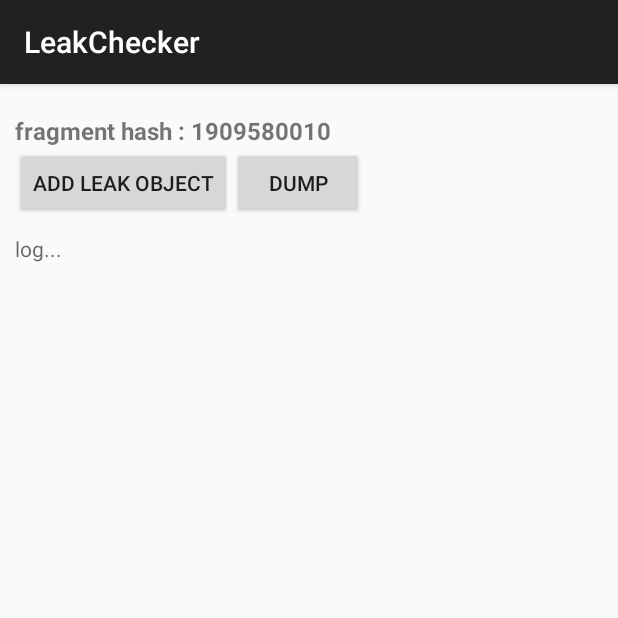
After one commit to sys1yagi/leak-checker, an Android app: the fragment LeakedFragment placed in its activity, on a phone screen of 412 x 824 dp, the top half of it. The commit adds this screen. Run offline under Robolectric (Android 15) with nearby library versions, the phone set to English and light mode, and no system bars.

Commit message:
Update develop app.

```diff
--- a/build.gradle
+++ b/build.gradle
@@ -5,7 +5,7 @@ buildscript {
         mavenCentral()
     }
     dependencies {
-        classpath 'com.android.tools.build:gradle:0.8.+'
+        classpath 'com.android.tools.build:gradle:0.9.+'
     }
 }
 
--- /dev/null
+++ b/develop/src/main/java/com/sys1yagi/android/leakchecker/develop/fragments/LeakedFragment.java
@@ -0,0 +1,77 @@
+package com.sys1yagi.android.leakchecker.develop.fragments;
+
+
+import android.graphics.Bitmap;
+import android.graphics.BitmapFactory;
+import android.os.Bundle;
+import android.support.v4.app.Fragment;
+import android.text.method.ScrollingMovementMethod;
+import android.view.LayoutInflater;
+import android.view.View;
+import android.view.ViewGroup;
+import android.widget.TextView;
+
+import com.sys1yagi.android.leakchecker.LeakChecker;
+import com.sys1yagi.android.leakchecker.develop.R;
+import com.sys1yagi.android.leakchecker.develop.views.TextViewAppendLogger;
+
+import java.util.ArrayList;
+import java.util.List;
+
+public class LeakedFragment extends Fragment {
+
+    private final static List<Bitmap> leakObjectList = new ArrayList<Bitmap>();
+
+    public static LeakedFragment newInstance() {
+        LeakedFragment fragment = new LeakedFragment();
+
+        return fragment;
+    }
+
+    public LeakedFragment() {
+
+    }
+
+    @Override
+    public void onCreate(Bundle savedInstanceState) {
+        super.onCreate(savedInstanceState);
+    }
+
+    @Override
+    public View onCreateView(LayoutInflater inflater, ViewGroup container,
+            Bundle savedInstanceState) {
+        return inflater.inflate(R.layout.fragment_leak_check, container, false);
+    }
+
+    @Override
+    public void onActivityCreated(Bundle savedInstanceState) {
+        super.onActivityCreated(savedInstanceState);
+        View root = getView();
+
+        TextView fragmentHash = (TextView) root.findViewById(R.id.fragment_hash_text);
+        fragmentHash.setText("fragment hash : " + this.hashCode());
+
+        TextView logText = (TextView) root.findViewById(R.id.log_text);
+        TextViewAppendLogger appendLogger =
+                new TextViewAppendLogger(logText);
+        LeakChecker.setLogger(appendLogger);
+        logText.setMovementMethod(ScrollingMovementMethod.getInstance());
+
+        root.findViewById(R.id.add_button).setOnClickListener(new View.OnClickListener() {
+            @Override
+            public void onClick(View v) {
+                Bitmap bitmap = BitmapFactory
+                        .decodeResource(getResources(), R.drawable.ic_launcher);
+                LeakChecker.addLeakChecker(bitmap);
+                leakObjectList.add(bitmap);
+            }
+        });
+
+        root.findViewById(R.id.dump_button).setOnClickListener(new View.OnClickListener() {
+            @Override
+            public void onClick(View v) {
+                LeakChecker.dump();
+            }
+        });
+    }
+}
--- a/develop/src/main/java/com/sys1yagi/android/leakchecker/develop/fragments/MemoryUsageFragment.java
+++ b/develop/src/main/java/com/sys1yagi/android/leakchecker/develop/fragments/MemoryUsageFragment.java
@@ -2,7 +2,7 @@ package com.sys1yagi.android.leakchecker.develop.fragments;
 
 import com.sys1yagi.android.leakchecker.MemoryUsage;
 import com.sys1yagi.android.leakchecker.develop.R;
-import com.sys1yagi.android.leakchecker.develop.views.TextViewLogger;
+import com.sys1yagi.android.leakchecker.develop.views.TextViewMonitorLogger;
 
 import android.graphics.Bitmap;
 import android.graphics.BitmapFactory;
@@ -74,7 +74,7 @@ public class MemoryUsageFragment extends Fragment {
             }
         });
 
-        TextViewLogger logger = new TextViewLogger(
+        TextViewMonitorLogger logger = new TextViewMonitorLogger(
                 (TextView) getView().findViewById(R.id.usage_text));
         MemoryUsage.setLogger(logger);
 
--- a/develop/src/main/java/com/sys1yagi/android/leakchecker/develop/fragments/MenuListFragment.java
+++ b/develop/src/main/java/com/sys1yagi/android/leakchecker/develop/fragments/MenuListFragment.java
@@ -27,7 +27,8 @@ public class MenuListFragment extends ListFragment {
 
         ArrayAdapter<String> adapter = new ArrayAdapter<String>(getActivity(),
                 android.R.layout.simple_list_item_1, android.R.id.text1);
-        adapter.add("Leak Check");
+        adapter.add("Leak Check : Leaked");
+        adapter.add("Leak Check : Not Leaked");
         adapter.add("Memory Usage");
 
         setListAdapter(adapter);
--- /dev/null
+++ b/develop/src/main/java/com/sys1yagi/android/leakchecker/develop/views/TextViewAppendLogger.java
@@ -0,0 +1,20 @@
+package com.sys1yagi.android.leakchecker.develop.views;
+
+import com.sys1yagi.android.leakchecker.ILogger;
+
+import android.widget.TextView;
+
+public class TextViewAppendLogger implements ILogger {
+
+    private TextView target;
+
+    public TextViewAppendLogger(TextView target) {
+        this.target = target;
+    }
+
+    @Override
+    public void print(String tag, String message) {
+        target.append(message);
+        target.append("\n");
+    }
+}
--- a/develop/src/main/java/com/sys1yagi/android/leakchecker/develop/views/TextViewLogger.java
+++ b/develop/src/main/java/com/sys1yagi/android/leakchecker/develop/views/TextViewMonitorLogger.java
@@ -4,11 +4,11 @@ import com.sys1yagi.android.leakchecker.ILogger;
 
 import android.widget.TextView;
 
-public class TextViewLogger implements ILogger {
+public class TextViewMonitorLogger implements ILogger {
 
     private TextView target;
 
-    public TextViewLogger(TextView target) {
+    public TextViewMonitorLogger(TextView target) {
         this.target = target;
     }
 
--- /dev/null
+++ b/develop/src/main/res/layout/fragment_leak_check.xml
@@ -0,0 +1,45 @@
+<LinearLayout xmlns:android="http://schemas.android.com/apk/res/android"
+              xmlns:tools="http://schemas.android.com/tools"
+              android:layout_width="match_parent"
+              android:layout_height="match_parent"
+              tools:context="com.sys1yagi.android.leakchecker.develop.fragments.LeakedFragment"
+              android:orientation="vertical"
+              android:padding="10dp"
+        >
+
+    <TextView
+            android:id="@+id/fragment_hash_text"
+            android:layout_marginTop="10dp"
+            android:layout_width="match_parent"
+            android:layout_height="wrap_content"
+            android:textStyle="bold"
+            android:textSize="16sp"
+            android:scrollbars="vertical"
+            />
+
+    <LinearLayout
+            android:orientation="horizontal"
+            android:layout_width="match_parent"
+            android:layout_height="wrap_content">
+        <Button
+                android:id="@+id/add_button"
+                android:layout_width="wrap_content"
+                android:layout_height="wrap_content"
+                android:text="Add leak object"/>
+        <Button
+                android:id="@+id/dump_button"
+                android:layout_width="wrap_content"
+                android:layout_height="wrap_content"
+                android:text="Dump"/>
+    </LinearLayout>
+
+    <TextView
+            android:id="@+id/log_text"
+            android:layout_marginTop="10dp"
+            android:layout_width="match_parent"
+            android:layout_height="0dp"
+            android:layout_weight="1"
+            android:hint="log..."
+            android:scrollbars="vertical"
+            />
+</LinearLayout>
--- a/develop/src/main/res/layout/fragment_memory_usage.xml
+++ b/develop/src/main/res/layout/fragment_memory_usage.xml
@@ -21,7 +21,7 @@
         <TextView
                 android:id="@+id/usage_text"
                 android:textStyle="bold"
-                android:textSize="20sp"
+                android:textSize="18sp"
                 android:layout_marginLeft="10dp"
                 android:layout_width="wrap_content"
                 android:layout_height="wrap_content"/>
--- a/develop/src/main/res/values/strings.xml
+++ b/develop/src/main/res/values/strings.xml
@@ -5,5 +5,6 @@
     <string name="hello_world">Hello world!</string>
     <string name="action_settings">Settings</string>
     <string name="button_add">Add</string>
+    <string name="hello_blank_fragment">Hello blank fragment</string>
 
 </resources>
```
Also changed, not shown: develop/src/main/AndroidManifest.xml (+12 -9 lines), develop/src/main/java/com/sys1yagi/android/leakchecker/develop/activities/MainActivity.java (+6 -6 lines), develop/src/main/java/com/sys1yagi/android/leakchecker/develop/fragments/NotLeakedFragment.java (added, +85 -0 lines), develop/src/main/res/layout/fragment_plus_one.xml (added, +15 -0 lines), library/build.gradle (+5 -4 lines), 4 other files.
